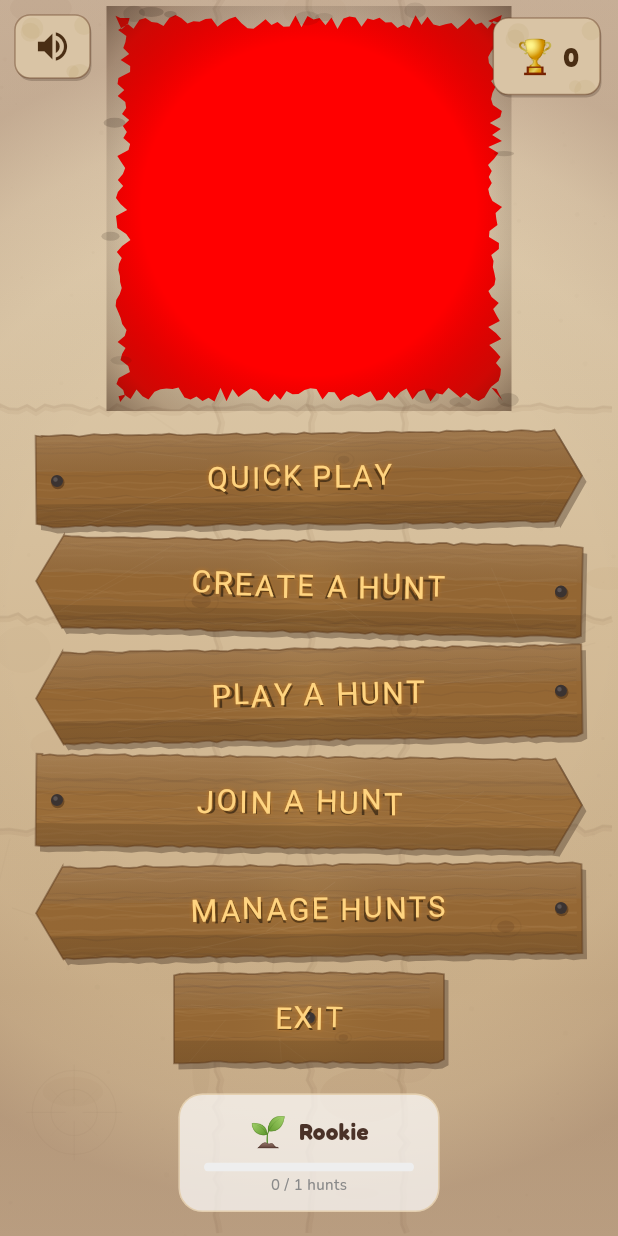
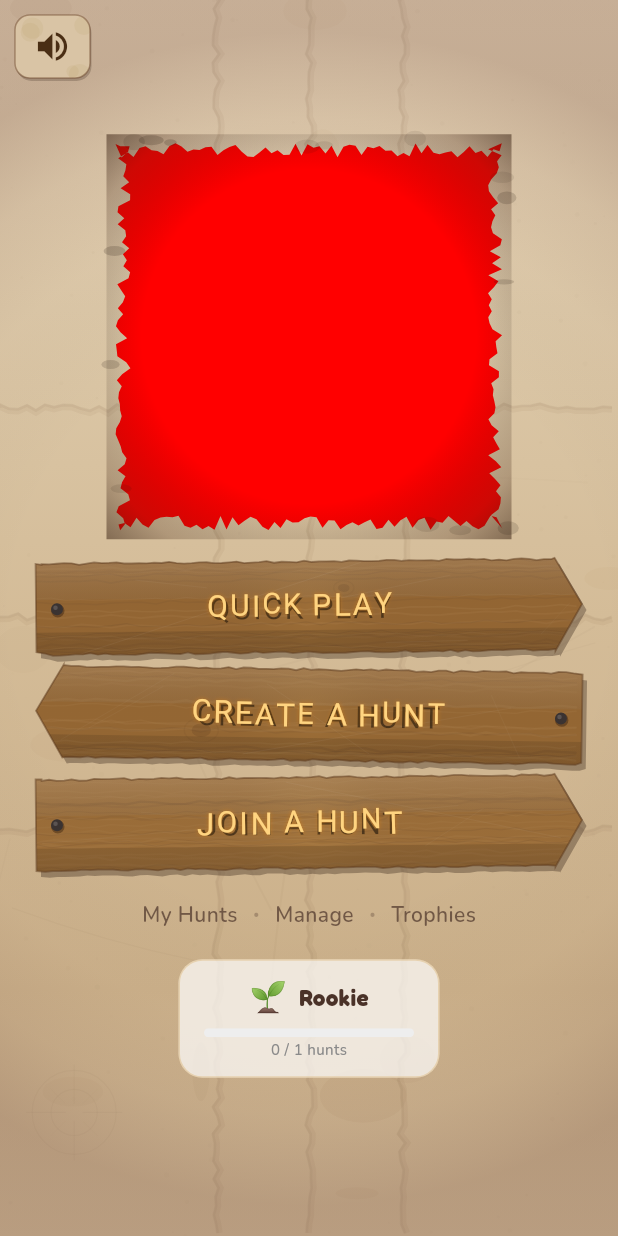
Before and after one commit to saturn1888/saturn1888, a Flutter app: the screen it shows after launch, on a phone screen of 412 x 824 dp. Run offline on Flutter 3.47's test engine with Material 3 defaults, Android fonts, the phone set to English and light mode, and no system bars; our stand-ins replace audioplayers, cloud_firestore, confetti, firebase_core, firebase_storage, google_fonts and 4 more; missing offline and left inert: mobile_scanner; accounts and stored records are empty.

Commit message:
Clean up home screen + show answer after finding each clue
Home screen simplified:
- Reduced from 6 planks to 3: Quick Play, Create, Join
- My Hunts / Manage / Trophies moved to small text links below planks
- Removed Exit plank (users use system back button)
- Removed trophy badge from top-right (now in text links)
- Much cleaner, less overwhelming layout

Answer reveal system:
- New answer field on Clue model (HiveField 4, backwards compatible)
- After tapping "Found It!", the answer appears in a highlighted card:
  "It was... The Fridge!" with themed accent styling
- Clue text shrinks and fades to make room for the answer
- Answer sourced from: clue.answer field OR matched treasure item name
- All 27 pre-made hunt clues now have answers

Pre-made hunts updated:
- Every clue in all 5 hunts now has a named answer
- e.g. "The Fridge!", "The Clock!", "The Slide!", "Balloons!"

https://claude.ai/code/session_017Aw2r6LuaKG11VTUwd3Kn5

```diff
--- a/lib/models/clue.dart
+++ b/lib/models/clue.dart
@@ -16,11 +16,15 @@ class Clue extends HiveObject {
   @HiveField(3)
   int order;
 
+  @HiveField(4)
+  String? answer;
+
   Clue({
     required this.text,
     this.photoPath,
     this.wrongAnswerHint,
     this.order = 0,
+    this.answer,
   });
 
   Clue copyWith({
@@ -28,6 +32,7 @@ class Clue extends HiveObject {
     String? photoPath,
     String? wrongAnswerHint,
     int? order,
+    String? answer,
     bool clearPhoto = false,
   }) {
     return Clue(
@@ -35,6 +40,7 @@ class Clue extends HiveObject {
       photoPath: clearPhoto ? null : (photoPath ?? this.photoPath),
       wrongAnswerHint: wrongAnswerHint ?? this.wrongAnswerHint,
       order: order ?? this.order,
+      answer: answer ?? this.answer,
     );
   }
 }
--- a/lib/screens/home_screen.dart
+++ b/lib/screens/home_screen.dart
@@ -20,6 +20,31 @@ class _HomeScreenState extends State<HomeScreen> {
   void initState() {
     super.initState();
     MusicController.instance.start();
+  }
+
+  Widget _textLink(String label, VoidCallback onTap) {
+    return GestureDetector(
+      onTap: onTap,
+      child: Padding(
+        padding: const EdgeInsets.symmetric(horizontal: 8, vertical: 4),
+        child: Text(
+          label,
+          style: AppTheme.body(
+            size: 14,
+            color: AppTheme.warmBrown.withOpacity(0.7),
+          ),
+        ),
+      ),
+    );
+  }
+
+  Widget _dividerDot() {
+    return Padding(
+      padding: const EdgeInsets.symmetric(horizontal: 2),
+      child: Text('•',
+          style: TextStyle(
+              color: AppTheme.warmBrown.withOpacity(0.3), fontSize: 14)),
+    );
   }
 
   void _showExitConfirmation(BuildContext context) {
@@ -141,51 +166,36 @@ class _HomeScreenState extends State<HomeScreen> {
                       const SizedBox(height: 10),
                       _SignpostPlank(
                         label: 'Create a Hunt',
-                        tilt: 0.02,
+                        tilt: 0.015,
                         arrowDirection: -1,
                         seed: 1,
                         onTap: () => Navigator.pushNamed(context, '/setup'),
                       ),
                       const SizedBox(height: 10),
                       _SignpostPlank(
-                        label: 'Play a Hunt',
-                        tilt: -0.015,
-                        arrowDirection: -1,
-                        seed: 2,
-                        onTap: () =>
-                            Navigator.pushNamed(context, '/play-select'),
-                      ),
-                      const SizedBox(height: 10),
-                      _SignpostPlank(
                         label: 'Join a Hunt',
-                        tilt: 0.01,
+                        tilt: -0.01,
                         arrowDirection: 1,
                         seed: 8,
                         onTap: () =>
                             Navigator.pushNamed(context, '/join-hunt'),
                       ),
-                      const SizedBox(height: 10),
-                      _SignpostPlank(
-                        label: 'Manage Hunts',
-                        tilt: -0.01,
-                        arrowDirection: -1,
-                        seed: 3,
-                        onTap: () =>
-                            Navigator.pushNamed(context, '/manage'),
+                      const SizedBox(height: 16),
+                      // Secondary links row
+                      Row(
+                        mainAxisAlignment: MainAxisAlignment.center,
+                        children: [
+                          _textLink('My Hunts', () =>
+                              Navigator.pushNamed(context, '/play-select')),
+                          _dividerDot(),
+                          _textLink('Manage', () =>
+                              Navigator.pushNamed(context, '/manage')),
+                          _dividerDot(),
+                          _textLink('Trophies', () =>
+                              Navigator.pushNamed(context, '/trophies')),
+                        ],
                       ),
-                      const SizedBox(height: 10),
-                      // Exit plank — shorter, no arrow
-                      SizedBox(
-                        width: 180,
-                        child: _SignpostPlank(
-                          label: 'Exit',
-                          tilt: 0.0,
-                          arrowDirection: 0,
-                          seed: 7,
-                          onTap: () => _showExitConfirmation(context),
-                        ),
-                      ),
-                      const SizedBox(height: 20),
+                      const SizedBox(height: 16),
                       // Player progression badge
                       ValueListenableBuilder(
                         valueListenable:
@@ -302,42 +312,6 @@ class _HomeScreenState extends State<HomeScreen> {
                       );
                     },
                   ),
-                ),
-              ),
-              // Trophy badge
-              Positioned(
-                top: 12,
-                right: 12,
-                child: ValueListenableBuilder(
-                  valueListenable:
-                      Hive.box<Trophy>('trophies').listenable(),
-                  builder: (context, Box<Trophy> box, _) {
-                    return GestureDetector(
-                      onTap: () =>
-                          Navigator.pushNamed(context, '/trophies'),
-                      child: CustomPaint(
-                        painter: _WornBadgePainter(),
-                        child: Container(
-                          padding: const EdgeInsets.symmetric(
-                              horizontal: 14, vertical: 10),
-                          child: Row(
-                            mainAxisSize: MainAxisSize.min,
-                            children: [
-                              const Text('🏆',
-                                  style: TextStyle(fontSize: 22)),
-                              const SizedBox(width: 5),
-                              Text(
-                                '${box.length}',
-                                style: AppTheme.heading(
-                                    size: 18,
-                                    color: const Color(0xFF4A2E14)),
-                              ),
-                            ],
-                          ),
-                        ),
-                      ),
-                    );
-                  },
                 ),
               ),
             ],
```
Also changed, not shown: lib/data/premade_hunts.dart (+27 -0 lines), lib/screens/clue_screen.dart (+65 -7 lines), lib/models/clue.g.dart.
